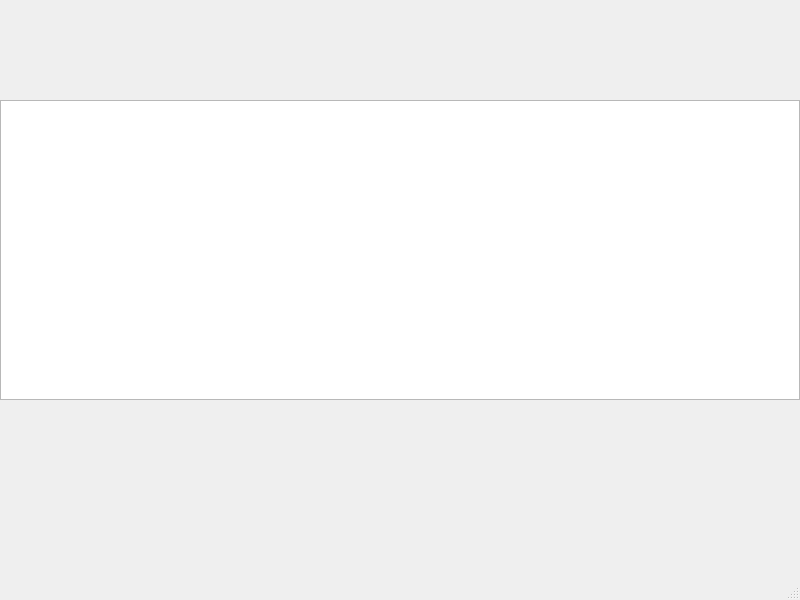
Before: the Qt Designer form Locker/Locker/certifierreceptioncolis.ui in maxjbs93/Locker, drawn with Qt 5.
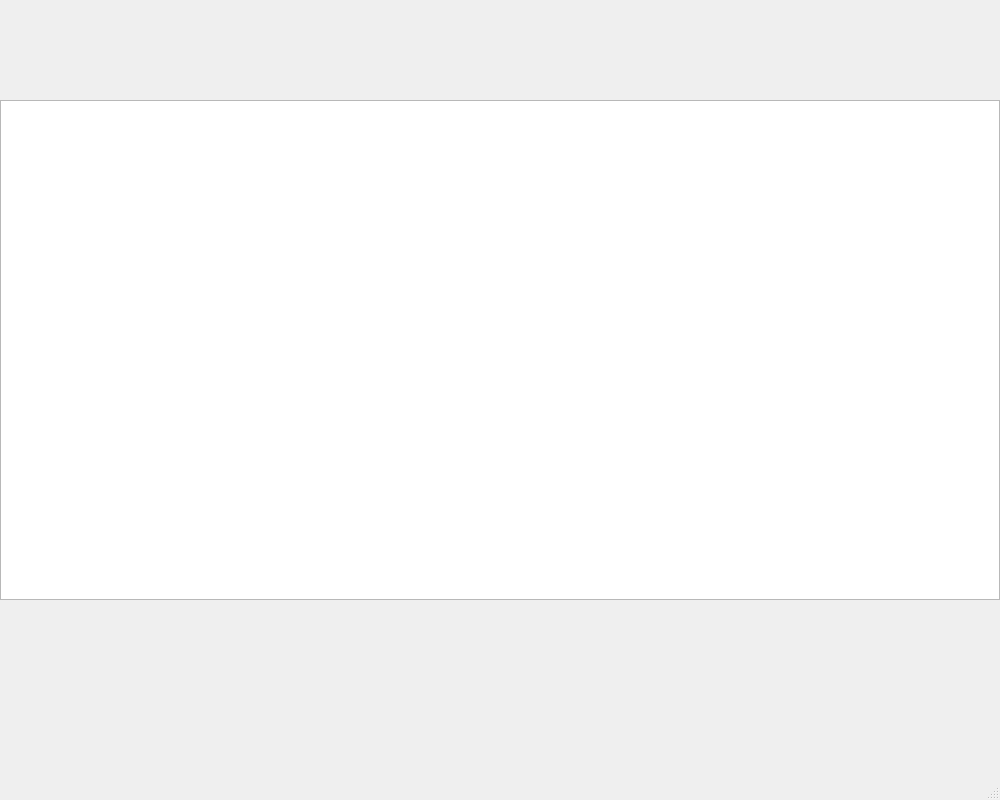
After: the same form once the commit is applied.

Patch:
```diff
--- a/Locker/Locker/certifierreceptioncolis.ui
+++ b/Locker/Locker/certifierreceptioncolis.ui
@@ -6,8 +6,8 @@
    <rect>
     <x>0</x>
     <y>0</y>
-    <width>800</width>
-    <height>600</height>
+    <width>1000</width>
+    <height>800</height>
    </rect>
   </property>
   <property name="windowTitle">
@@ -19,8 +19,8 @@
      <rect>
       <x>0</x>
       <y>100</y>
-      <width>800</width>
-      <height>300</height>
+      <width>1000</width>
+      <height>500</height>
      </rect>
     </property>
    </widget>
```
Left out of the diff: 2 changed lines with no effect on the pictures.
